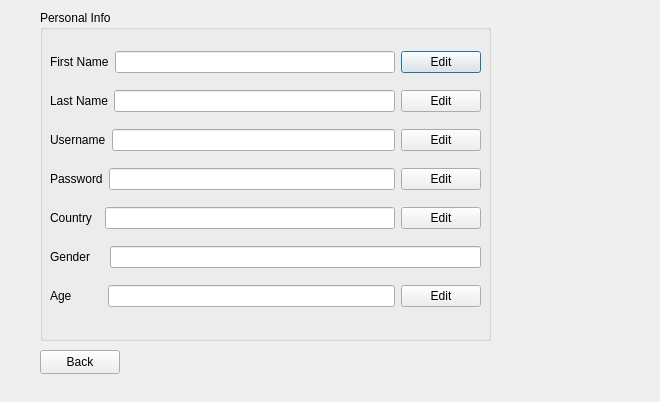
The window that Guide_me/info.ui (MARIO00410/Guide-Me) describes before a commit, drawn with Qt 5.
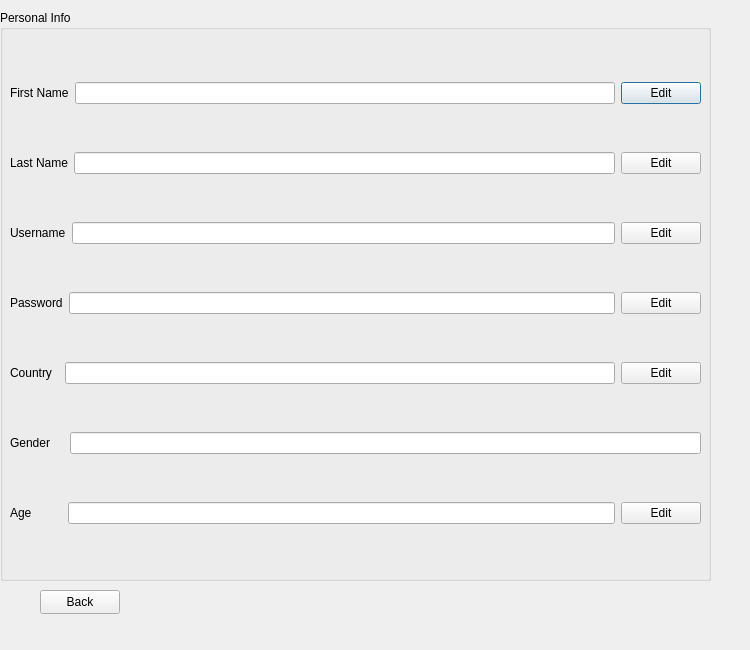
The same window after the commit.

Diff of the .ui file:
```diff
--- a/Guide_me/info.ui
+++ b/Guide_me/info.ui
@@ -6,8 +6,8 @@
    <rect>
     <x>0</x>
     <y>0</y>
-    <width>660</width>
-    <height>402</height>
+    <width>750</width>
+    <height>650</height>
    </rect>
   </property>
   <property name="windowTitle">
@@ -16,10 +16,10 @@
   <widget class="QGroupBox" name="groupBox">
    <property name="geometry">
     <rect>
-     <x>40</x>
+     <x>0</x>
      <y>10</y>
-     <width>451</width>
-     <height>331</height>
+     <width>711</width>
+     <height>571</height>
     </rect>
    </property>
    <property name="title">
@@ -30,8 +30,8 @@
      <rect>
       <x>10</x>
       <y>30</y>
-      <width>431</width>
-      <height>281</height>
+      <width>691</width>
+      <height>531</height>
      </rect>
     </property>
     <layout class="QVBoxLayout" name="verticalLayout">
@@ -182,7 +182,7 @@
    <property name="geometry">
     <rect>
      <x>40</x>
-     <y>350</y>
+     <y>590</y>
      <width>80</width>
      <height>24</height>
     </rect>
```
